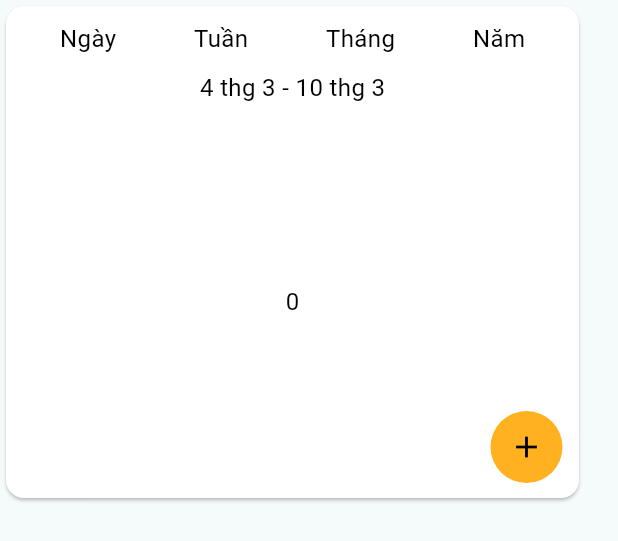
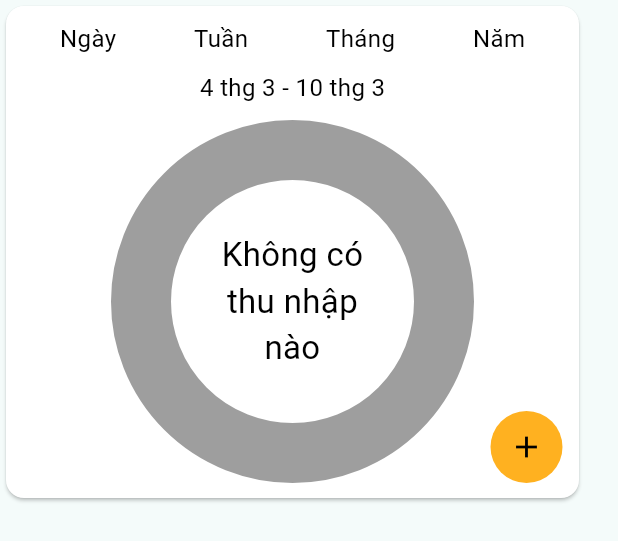
Before and after one commit to duythien02/expenses_tracker, a Flutter app: the HomePieChart widget shown alone on an empty page, opened directly with empty values, on a phone screen of 412 x 824 dp. Shown: the top 541 px of the screen. Run offline on Flutter 3.47's test engine with Material 3 defaults, Android fonts, the phone set to English and light mode, and no system bars; drawn by our look-alikes of fl_chart; our stand-ins replace cloud_firestore, email_validator, eva_icons_flutter, firebase_auth, firebase_core, google_sign_in; accounts and stored records are empty.

Commit message:
style: fix if list expense empty

```diff
--- a/lib/widgets/home/pie_chart.dart
+++ b/lib/widgets/home/pie_chart.dart
@@ -28,7 +28,6 @@ class HomePieChart extends StatelessWidget {
   }
 
   double getTotalEachCategory(List<Expense> list) {
-
     double total = 0;
     for (var expense in list) {
       total += expense.amount;
@@ -36,7 +35,7 @@ class HomePieChart extends StatelessWidget {
     return total;
   }
 
-  int getColor(List<Expense> list){
+  int getColor(List<Expense> list) {
     return list[0].color;
   }
 
@@ -84,23 +83,40 @@ class HomePieChart extends StatelessWidget {
               Stack(
                 alignment: Alignment.center,
                 children: [
-                  Text(
-                    '${getTotalExpense()}',
-                    style: const TextStyle(color: Colors.black),
+                  SizedBox(
+                    height: MediaQuery.of(context).size.width - 300,
+                    width: MediaQuery.of(context).size.width - 300,
+                    child: Center(
+                      child: Text(
+                        listExpense.isNotEmpty
+                            ? '${getTotalExpense()}'
+                            : isExpense ? 'Không có chi phí nào' : 'Không có thu nhập nào',
+                        style: const TextStyle(color: Colors.black, fontSize: 22), textAlign: TextAlign.center,
+                      ),
+                    ),
                   ),
                   SizedBox(
                     height: MediaQuery.of(context).size.width - 170,
                     child: PieChart(
-                        swapAnimationDuration:
-                            const Duration(milliseconds: 500),
-                        PieChartData(
-                            sections: List.generate(
-                          listExpense.length,
-                          (index) => PieChartSectionData(
-                              value: getTotalEachCategory(listExpense[index]),
-                              showTitle: false,
-                              color: Color(getColor(listExpense[index]))),
-                        ))),
+                      swapAnimationDuration: const Duration(milliseconds: 500),
+                      PieChartData(
+                        sections: listExpense.isNotEmpty
+                            ? List.generate(
+                                listExpense.length,
+                                (index) => PieChartSectionData(
+                                    value: getTotalEachCategory(
+                                        listExpense[index]),
+                                    showTitle: false,
+                                    color: Color(getColor(listExpense[index]))),
+                              )
+                            : [
+                                PieChartSectionData(
+                                    value: 1,
+                                    showTitle: false,
+                                    color: Colors.grey),
+                              ],
+                      ),
+                    ),
                   ),
                   Positioned(
                     right: 0,
```
